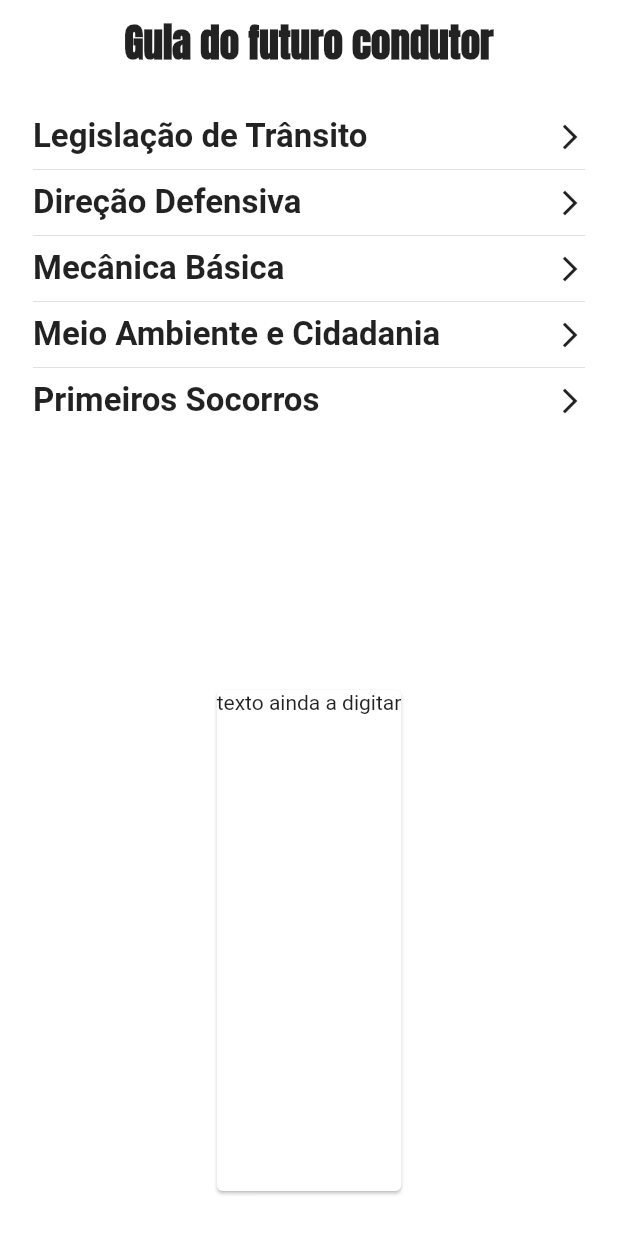
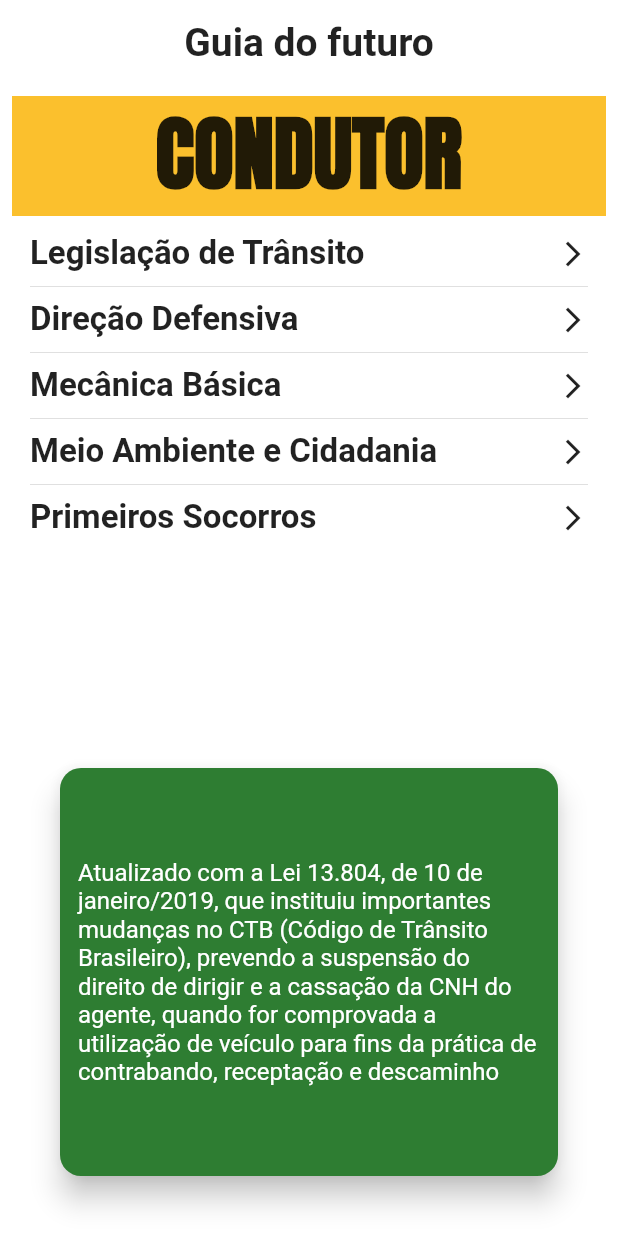
Before and after one commit to ailtoncunhasilva/Manual-do-condutor-Flutter, a Flutter app: the screen it shows after launch, on a phone screen of 412 x 824 dp. Run offline on Flutter 3.47's test engine with Material 2 defaults, Android fonts, the phone set to English and light mode, and no system bars; Roboto replaces fonts that are missing (ArchitectsDaughter).

```diff
--- a/lib/main.dart
+++ b/lib/main.dart
@@ -28,46 +28,96 @@ class HomePage extends StatelessWidget {
     return Scaffold(
       appBar: AppBar(
         title: Text(
-          'Guia do futuro condutor',
+          'Guia do futuro',
           style: TextStyle(
             fontWeight: FontWeight.bold,
             fontSize: 26,
-            fontFamily: 'Anton-Regular',
+            fontFamily: 'ArchitectsDaughter',
           ),
         ),
         centerTitle: true,
       ),
-      body: Padding(
-        padding: EdgeInsets.all(10),
+      body: Center(
+        child: Padding(
+          padding: EdgeInsets.all(8),
           child: Column(
             children: [
+              Container(
+                height: 80,
+                width: MediaQuery.of(context).size.width * 1.4,
+                color: Colors.yellow[700],
+                child: Center(
+                  child: Text(
+                    'CONDUTOR',
+                    style: TextStyle(
+                      fontSize: 54,
+                      fontWeight: FontWeight.bold,
+                      fontFamily: 'Anton-Regular',
+                    ),
+                  ),
+                ),
+              ),
               Expanded(
                 child: Container(
                   padding: EdgeInsets.all(12),
                   child: ListView(
                     children: [
-                    textItem('Legislação de Trânsito'),
+                      InkWell(
+                        child: textItem('Legislação de Trânsito'),
+                        onTap: () {},
+                      ),
                       Divider(height: 18),
-                    textItem('Direção Defensiva'),
+                      InkWell(
+                        child: textItem('Direção Defensiva'),
+                        onTap: () {},
+                      ),
                       Divider(height: 18),
-                    textItem('Mecânica Básica'),
+                      InkWell(
+                        child: textItem('Mecânica Básica'),
+                        onTap: () {},
+                      ),
                       Divider(height: 18),
-                    textItem('Meio Ambiente e Cidadania'),
+                      InkWell(
+                        child: textItem('Meio Ambiente e Cidadania'),
+                        onTap: () {},
+                      ),
                       Divider(height: 18),
-                    textItem('Primeiros Socorros'),
+                      InkWell(
+                        child: textItem('Primeiros Socorros'),
+                        onTap: () {},
+                      ),
                     ],
                   ),
                 ),
               ),
               Expanded(
                 child: Container(
+                  width: MediaQuery.of(context).size.width * 1.2,
                   padding: EdgeInsets.all(16),
                   child: Card(
-                  child: Text('texto ainda a digitar'),
+                    elevation: 8,
+                    shape: RoundedRectangleBorder(
+                      borderRadius: BorderRadius.circular(14),
+                    ),
+                    margin: EdgeInsets.all(16),
+                    color: Colors.green[800],
+                    child: Padding(
+                      padding: const EdgeInsets.all(12),
+                      child: Center(
+                        child: Text(
+                          'Atualizado com a Lei 13.804, de 10 de janeiro/2019, que instituiu importantes mudanças no CTB (Código de Trânsito Brasileiro), prevendo a suspensão do direito de dirigir e a cassação da CNH do agente, quando for comprovada a utilização de veículo para fins da prática de contrabando, receptação e descaminho',
+                          style: TextStyle(
+                            color: Colors.white,
+                            fontSize: 16,
+                          ),
+                        ),
+                      ),
+                    ),
                   ),
                 ),
               ),
             ],
+          ),
         ),
       ),
     );
```
Lines whose indentation alone changed are shown as unchanged.
